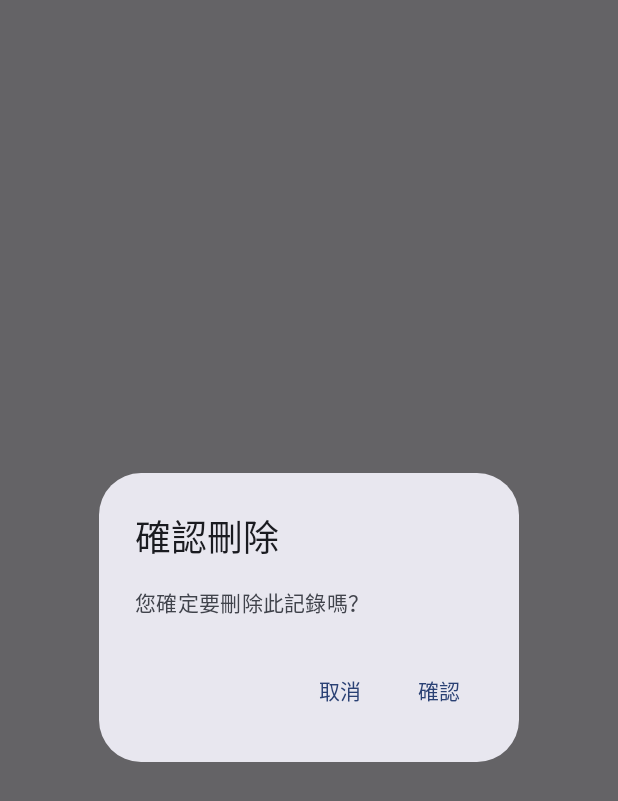
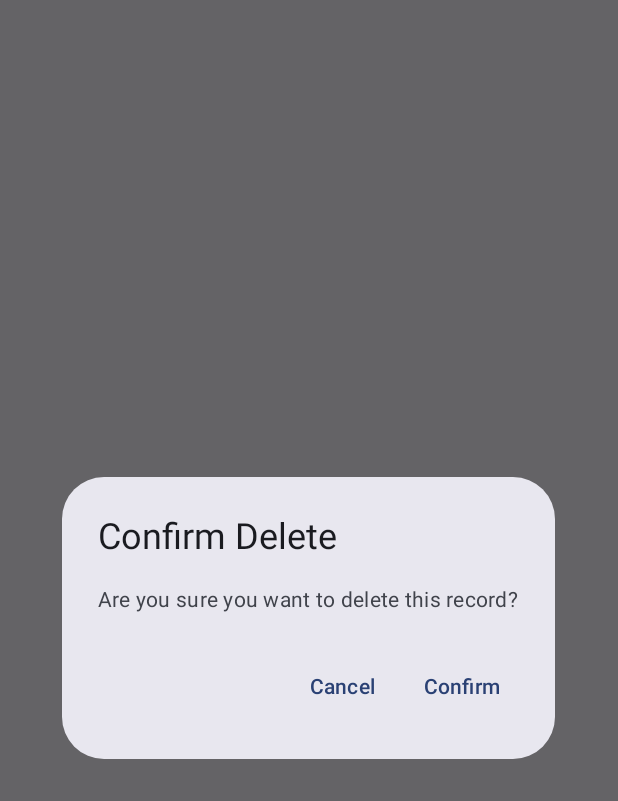
Before and after one commit to ValarZeroX/Skynier, an Android app built with Jetpack Compose: the composable RecordDeleteDialog shown on its own in the app's theme, on a phone screen of 412 x 824 dp. Shown: the top 801 px of the screen. Run offline under Robolectric (Android 15) with nearby library versions, the phone set to English and light mode, and no system bars; our stand-ins replace livedata-compose; 1 statement that could not run was skipped.

```diff
--- a/app/src/main/java/app/skynier/skynier/ui/record/RecordDayScreen.kt
+++ b/app/src/main/java/app/skynier/skynier/ui/record/RecordDayScreen.kt
@@ -88,15 +88,8 @@ fun RecordDayScreen(
     recordViewModel: RecordViewModel,
 ) {
     // 模擬數據，日期對應的一些記錄
-//    val recordData = mapOf(
-//        LocalDate.now() to "資料1",
-//        LocalDate.now().minusDays(1) to "資料2",
-//        LocalDate.now().minusDays(3) to "資料3"
-//    )
-
     val highlightDays = remember(recordsMonth) {
         recordsMonth.values.associate { day ->
-            Log.d("day", "$day")
             selectedDate.withDayOfMonth(day) to true // 將日期轉換為 LocalDate 並與 true 關聯
         }
     }
@@ -202,19 +195,19 @@ fun RecordDeleteDialog(
 ) {
     AlertDialog(
         onDismissRequest = onDismissRequest,
-        title = { Text(text = "確認刪除") },
-        text = { Text(text = "您確定要刪除此記錄嗎？") },
+        title = { Text(text = stringResource(id = R.string.confirm_delete)) },
+        text = { Text(text = stringResource(id = R.string.confirm_delete_message)) },
         confirmButton = {
             TextButton(onClick = {
                 onConfirmDelete()
                 onDismissRequest() // 关闭对话框
             }) {
-                Text("確認")
+                Text(stringResource(id = R.string.confirm))
             }
         },
         dismissButton = {
             TextButton(onClick = onDismissRequest) {
-                Text("取消")
+                Text(stringResource(id = R.string.cancel))
             }
         }
     )
@@ -508,7 +501,7 @@ fun RecordMergeDialog(
                             }
                             HorizontalDivider()
                             Text(
-                                text = record.description.ifEmpty { "備註" },
+                                text = record.description.ifEmpty { stringResource(id = R.string.remark) },
                                 color = Gray,
                             )
                         }
@@ -759,7 +752,7 @@ fun RecordDialog(
                             }
                             HorizontalDivider()
                             Text(
-                                text = record.description.ifEmpty { "備註" },
+                                text = record.description.ifEmpty { stringResource(id = R.string.remark) },
                                 color = Gray,
                             )
                         }
--- a/app/src/main/res/values/strings.xml
+++ b/app/src/main/res/values/strings.xml
@@ -135,4 +135,9 @@
     <string name="select_asset">Select Asset</string>
     <string name="add_record">Add Record</string>
     <string name="fees">Fees</string>
+    <string name="from">From</string>
+    <string name="to">To</string>
+    <string name="edit_record">Edit Record</string>
+    <string name="confirm_delete">Confirm Delete</string>
+    <string name="confirm_delete_message">Are you sure you want to delete this record?</string>
 </resources>
```
Also changed, not shown: app/src/main/java/app/skynier/skynier/ui/record/RecordAddScreen.kt (+71 -10 lines), app/src/main/java/app/skynier/skynier/ui/record/RecordEditScreen.kt (+4 -20 lines), 3 other files.
